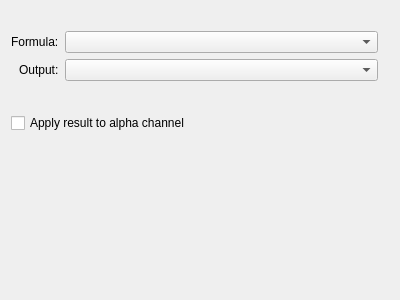
This is plugins/filters/edgedetection/wdg_edge_detection.ui in KDE/krita as Qt 5 draws it before an edit. The edited form follows.
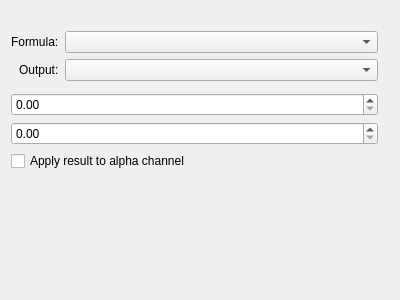
This is the edited form. Custom widgets are drawn as their Qt base class.

Commit message:
ui: Fix Designer not rendering KisDoubleSliderSpinBox as QDoubleSpinBox
Part-of: <https://invent.kde.org/graphics/krita/-/merge_requests/1742>

What changed in the file:
```diff
--- a/plugins/filters/edgedetection/wdg_edge_detection.ui
+++ b/plugins/filters/edgedetection/wdg_edge_detection.ui
@@ -115,7 +115,7 @@
   </customwidget>
   <customwidget>
    <class>KisDoubleSliderSpinBox</class>
-   <extends>QWidget</extends>
+   <extends>QDoubleSpinBox</extends>
    <header>kis_slider_spin_box.h</header>
    <container>1</container>
   </customwidget>
```
The commit also changes 54 other files.
